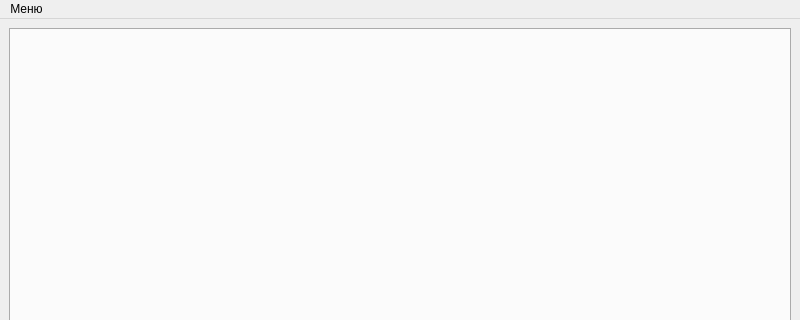
Above: mainwindow.ui from albert22o/VP5-release before the change; both pictures show x 0 to 800 and y 0 to 320 of the 800 by 600 pixel window. Below: the same form after it.
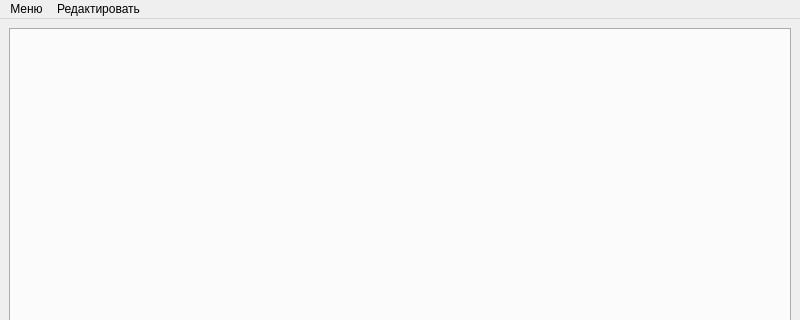
That is the form after the change. Icons and pictures are not drawn.

Commit message: Добавил функцию очистки и временный файл

What changed in the file:
```diff
--- a/mainwindow.ui
+++ b/mainwindow.ui
@@ -26,7 +26,7 @@
      <x>0</x>
      <y>0</y>
      <width>800</width>
-     <height>25</height>
+     <height>21</height>
     </rect>
    </property>
    <widget class="QMenu" name="menu">
@@ -37,7 +37,14 @@
     <addaction name="openExisting"/>
     <addaction name="saveTxtFile"/>
    </widget>
+   <widget class="QMenu" name="menu_2">
+    <property name="title">
+     <string>Редактировать</string>
+    </property>
+    <addaction name="clean"/>
+   </widget>
    <addaction name="menu"/>
+   <addaction name="menu_2"/>
   </widget>
   <widget class="QStatusBar" name="statusbar"/>
   <action name="newFile">
```
Left out of the diff: 5 changed lines with no effect on the pictures. The commit also changes 2 other files.
